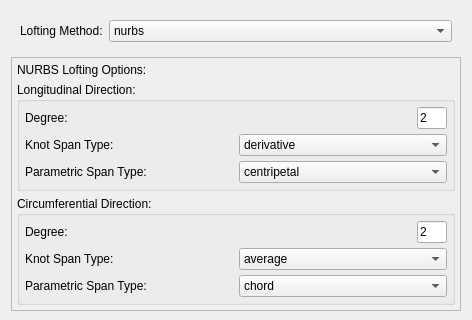
Qt form Code/Source/Plugins/org.sv.gui.qt.segmentation/src/internal/svLoftParamWidget.ui (SimVascular/SimVascular) before a commit; both pictures show x 0 to 472 and y 0 to 320 of the 472 by 474 pixel window.
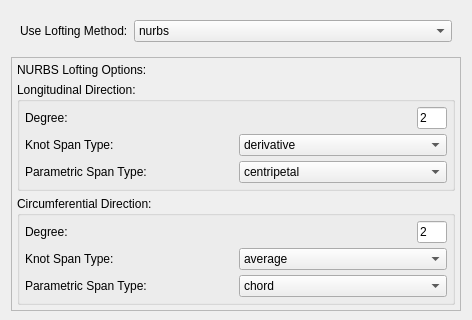
The same form after that commit.

Commit message: DEV: lofting preference page; able to use uniform parameters to create model

```diff
--- a/Code/Source/Plugins/org.sv.gui.qt.segmentation/src/internal/svLoftParamWidget.ui
+++ b/Code/Source/Plugins/org.sv.gui.qt.segmentation/src/internal/svLoftParamWidget.ui
@@ -20,7 +20,7 @@
       <item row="0" column="0">
        <widget class="QLabel" name="label_3">
         <property name="text">
-         <string>Lofting Method:</string>
+         <string>Use Lofting Method:</string>
         </property>
        </widget>
       </item>
```
The commit also changes 22 other files.
